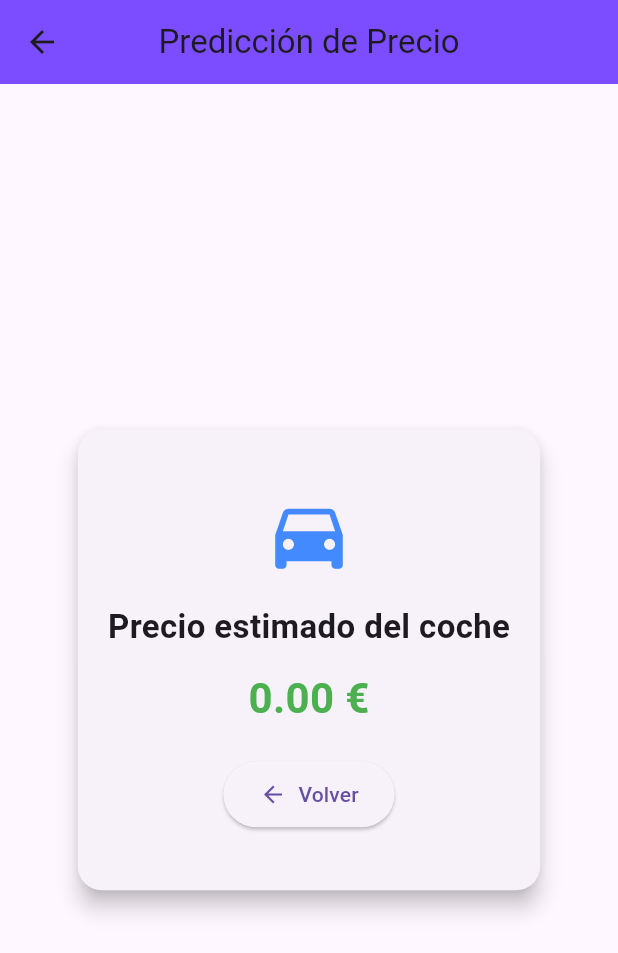
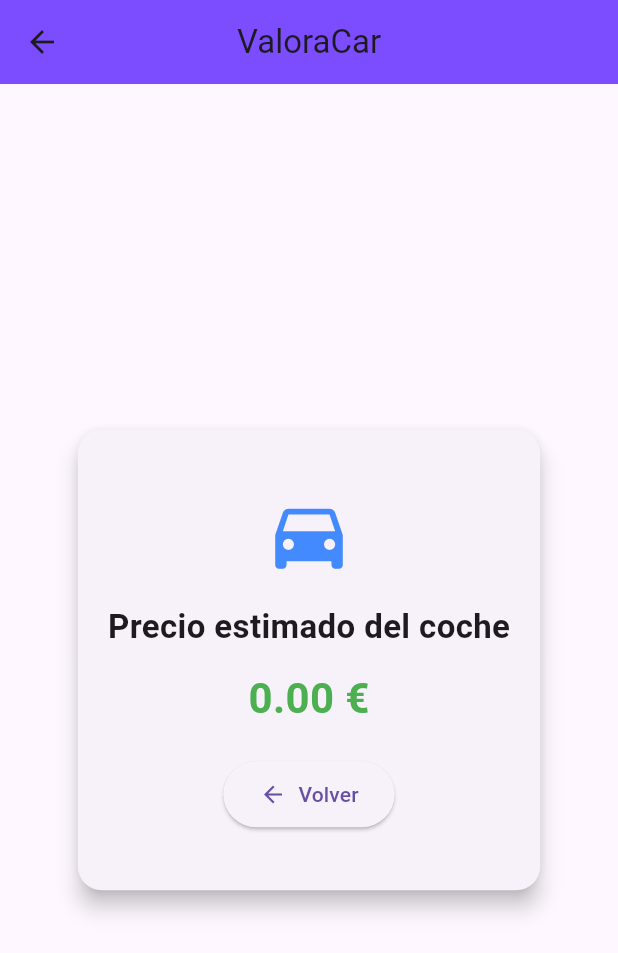
Before and after one commit to Rafa-PG-Dev/prediccion_coches, a Flutter app: the ResultScreen screen opened directly with empty values, on a phone screen of 412 x 824 dp. Shown: the top 953 px of the screen. Run offline on Flutter 3.47's test engine with Material 3 defaults, Android fonts, the phone set to English and light mode, and no system bars; our stand-ins replace google_fonts.

Commit message:
Implement code changes to enhance functionality and improve performance

```diff
--- a/lib/screens/result_screen.dart
+++ b/lib/screens/result_screen.dart
@@ -11,7 +11,7 @@ class ResultScreen extends StatelessWidget {
   Widget build(BuildContext context) {
     return Scaffold(
       appBar: AppBar(
-        title: const Text('Predicción de Precio'),
+        title: const Text('ValoraCar'),
         centerTitle: true,
         backgroundColor: Colors.deepPurpleAccent,
       ),
```
Also changed, not shown: assets/evaluation_results/error_distribution.png (added), assets/evaluation_results/mae_by_make.png (added), assets/evaluation_results/real_vs_predicted.png (added).
